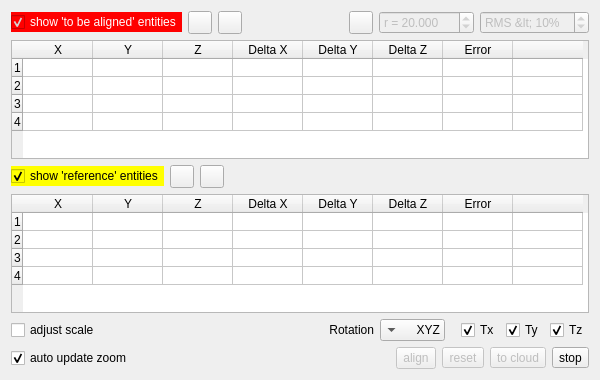
Above: qCC/ui_templates/pointPairRegistrationDlg.ui from CloudCompare/CloudCompare before the change. Below: the same form after it.
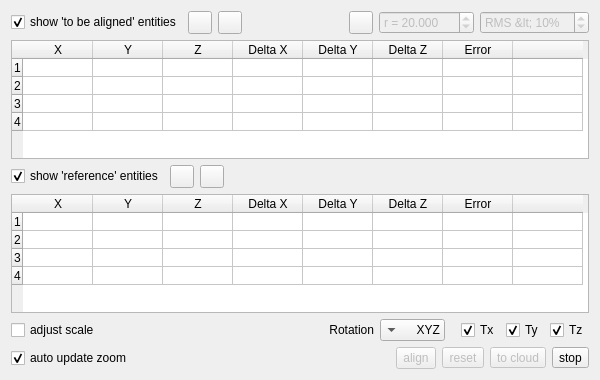
That is the form after the change. Icons and pictures are not drawn.

Commit message: Remove hardcoded colors from UI dialogs (Batch 1)

The edit to the form file:
```diff
--- a/qCC/ui_templates/pointPairRegistrationDlg.ui
+++ b/qCC/ui_templates/pointPairRegistrationDlg.ui
@@ -18,9 +18,6 @@
     <layout class="QHBoxLayout" name="horizontalLayout">
      <item>
       <widget class="QCheckBox" name="showAlignedCheckBox">
-       <property name="styleSheet">
-        <string notr="true">background-color: red; color: white;</string>
-       </property>
        <property name="text">
         <string>show 'to be aligned' entities</string>
        </property>
@@ -210,9 +207,6 @@
     <layout class="QHBoxLayout" name="horizontalLayout_3">
      <item>
       <widget class="QCheckBox" name="showReferenceCheckBox">
-       <property name="styleSheet">
-        <string notr="true">background-color: yellow;</string>
-       </property>
        <property name="text">
         <string>show 'reference' entities</string>
        </property>
```
The commit also changes 4 other files.
